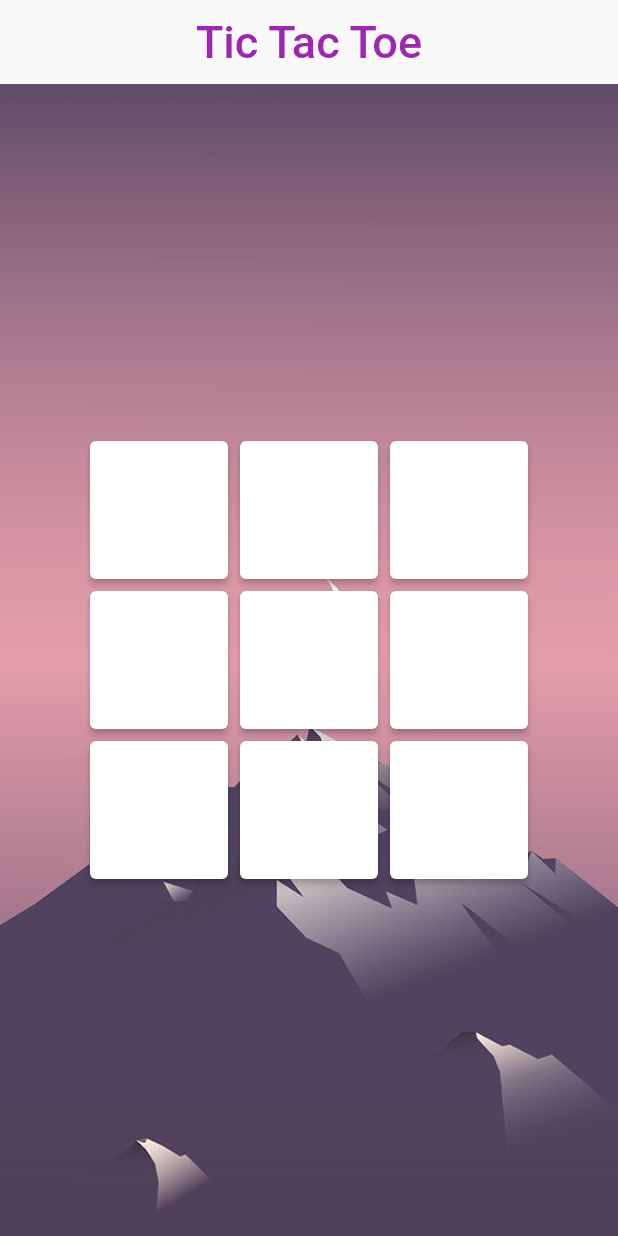
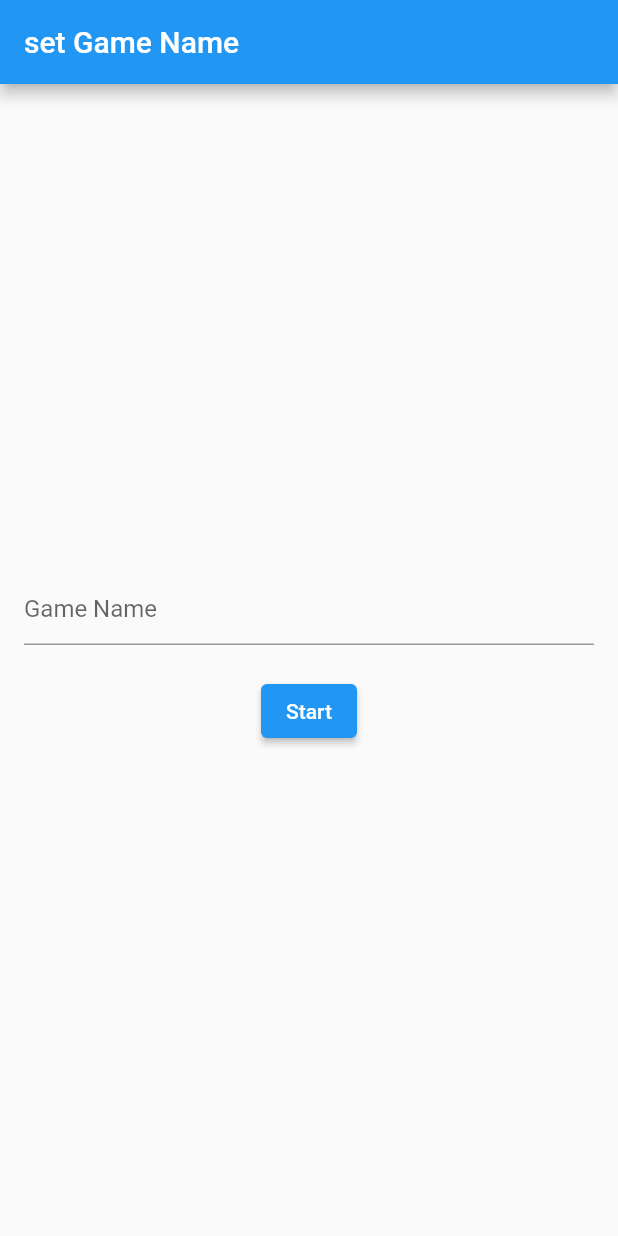
Before and after one commit to aboud-masoud/tictac_firebase, a Flutter app: the screen it shows after launch, on a phone screen of 412 x 824 dp. Run offline on Flutter 3.47's test engine with Material 2 defaults, Android fonts, the phone set to English and light mode, and no system bars; our stand-ins replace cloud_firestore, firebase_core; accounts and stored records are empty.

```diff
--- a/lib/main.dart
+++ b/lib/main.dart
@@ -1,7 +1,11 @@
+import 'package:firebase_core/firebase_core.dart';
 import 'package:flutter/material.dart';
-import 'package:game_x_and_o/utils.dart';
+import 'package:game_x_and_o/setGameName/set_game_name_screen.dart';
+// import 'package:tictac_game/utils.dart';
 
-void main() {
+void main() async {
+  WidgetsFlutterBinding.ensureInitialized();
+  await Firebase.initializeApp();
   runApp(const MyApp());
 }
 
@@ -10,158 +14,9 @@ class MyApp extends StatelessWidget {
 
   @override
   Widget build(BuildContext context) {
-    return const MaterialApp(
+    return MaterialApp(
       title: 'Flutter Demo',
-      home: MyHomePage(title: 'Tic Tac Toe'),
+      home: SetGameName(),
     );
   }
 }
-
-class MyHomePage extends StatefulWidget {
-  const MyHomePage({Key? key, required this.title}) : super(key: key);
-
-  final String title;
-
-  @override
-  State<MyHomePage> createState() => _MyHomePageState();
-}
-
-class Player {
-  static const none = ' ';
-  static const X = 'X';
-  static const O = 'O';
-}
-
-class _MyHomePageState extends State<MyHomePage> {
-  static final countMatrix = 3;
-  static final double size = 92;
-  String lastMove = Player.none;
-  late List<List<String>> matrix;
-  @override
-  void initState() {
-    setEmptyFeilds();
-    super.initState();
-  }
-
-  void setEmptyFeilds() => setState(() => matrix = List.generate(
-      countMatrix,
-      (_) => List.generate(
-            countMatrix,
-            (_) => Player.none,
-          )));
-
-  @override
-  Widget build(BuildContext context) {
-    return SafeArea(
-      child: Scaffold(
-          appBar: AppBar(
-            elevation: 0,
-            backgroundColor: Colors.transparent,
-            title: Center(
-                child: Text(
-              widget.title,
-              style: const TextStyle(color: Colors.purple, fontSize: 30),
-            )),
-          ),
-          body: Stack(children: [
-            Container(
-                height: MediaQuery.of(context).size.height,
-                width: MediaQuery.of(context).size.width,
-                child: Image.asset(
-                  "assets/moon.jpg",
-                  fit: BoxFit.fill,
-                )),
-            Column(
-              mainAxisAlignment: MainAxisAlignment.center,
-              children: Utils.modelBuilder(matrix, (x, value) => buildRow(x)),
-            ),
-          ])),
-    );
-  }
-
-  Widget buildRow(int x) {
-    final values = matrix[x];
-    return Row(
-      mainAxisAlignment: MainAxisAlignment.center,
-      children: Utils.modelBuilder(values, (y, value) => buildFeild(x, y)),
-    );
-  }
-
-  Color getFeildColor(String value) {
-    switch (value) {
-      case Player.O:
-        return Colors.pink;
-      case Player.X:
-        return Colors.purple;
-      default:
-        return Colors.white;
-    }
-  }
-
-  Widget buildFeild(int x, int y) {
-    final value = matrix[x][y];
-    final color = getFeildColor(value);
-    return Padding(
-      padding: const EdgeInsets.all(4),
-      child: ElevatedButton(
-          style: ElevatedButton.styleFrom(
-              primary: color, minimumSize: Size(size, size)),
-          onPressed: () => selectFeild(value, x, y),
-          child: Text(value, style: const TextStyle(fontSize: 32))),
-    );
-  }
-
-  Color getBackGroundColor() {
-    final thisMove = lastMove == Player.X ? Player.O : Player.X;
-    return getFeildColor(thisMove).withOpacity(0.5);
-  }
-
-  void selectFeild(String value, int x, int y) {
-    if (value == Player.none) {
-      final newValue = lastMove == Player.X ? Player.O : Player.X;
-      setState(() {
-        lastMove = newValue;
-        matrix[x][y] = newValue;
-      });
-      if (isWinner(x, y)) {
-        showEndDialog('Player $newValue Won');
-      } else if (isEnd()) {
-        showEndDialog('Undecided Game');
-      }
-    }
-  }
-
-  bool isEnd() =>
-      matrix.every((values) => values.every((value) => value != Player.none));
-  bool isWinner(int x, int y) {
-    var col = 0, row = 0, diag = 0, rdiag = 0;
-    final Player = matrix[x][y];
-    final counter = countMatrix;
-    for (int i = 0; i < counter; i++) {
-      if (matrix[x][i] == Player) col++;
-      if (matrix[i][y] == Player) row++;
-      if (matrix[i][i] == Player) diag++;
-      if (matrix[i][counter - i - 1] == Player) rdiag++;
-    }
-    return row == counter ||
-        col == counter ||
-        diag == counter ||
-        rdiag == counter;
-  }
-
-  Future showEndDialog(String title) => showDialog(
-      barrierDismissible: false,
-      context: context,
-      builder: (context) => AlertDialog(
-            title: Text(title),
-            content: const Text("Press to restart the game"),
-            actions: [
-              ElevatedButton(
-                  onPressed: () {
-                    setEmptyFeilds();
-                    Navigator.pop(context);
-                  },
-                  child: const Text("restart"))
-            ],
-          ));
-}
--- /dev/null
+++ b/lib/setGameName/set_game_name_bloc.dart
@@ -0,0 +1,5 @@
+import 'package:flutter/material.dart';
+
+class SetGameNameBloc {
+  TextEditingController controller = TextEditingController();
+}
--- /dev/null
+++ b/lib/setGameName/set_game_name_screen.dart
@@ -0,0 +1,48 @@
+import 'package:flutter/material.dart';
+import 'package:game_x_and_o/mainScreen/main_screen.dart';
+import 'package:game_x_and_o/setGameName/set_game_name_bloc.dart';
+import 'package:game_x_and_o/utils/singilton.dart';
+
+class SetGameName extends StatelessWidget {
+  var bloc = SetGameNameBloc();
+
+  @override
+  Widget build(BuildContext context) {
+    return Scaffold(
+      appBar: AppBar(
+        title: const Text("set Game Name"),
+      ),
+      body: Center(
+        child: Padding(
+          padding: const EdgeInsets.all(16),
+          child: Column(
+            children: [
+              Expanded(child: Container()),
+              TextField(
+                controller: bloc.controller,
+                decoration: const InputDecoration(hintText: "Game Name"),
+              ),
+              const SizedBox(
+                height: 20,
+              ),
+              ElevatedButton(
+                onPressed: () {
+                  if (bloc.controller.text.isNotEmpty) {
+                    Singleton.singleton.setCollectionName(bloc.controller.text);
+                    Navigator.of(context).pushAndRemoveUntil(MaterialPageRoute(builder: (context) {
+                      return MainScreen();
+                    }), (route) => false);
+                  } else {
+                    //SHOW TOAST MEssage to fill this field
+                  }
+                },
+                child: Text("Start"),
+              ),
+              Expanded(child: Container()),
+            ],
+          ),
+        ),
+      ),
+    );
+  }
+}
--- a/lib/utils.dart
+++ b/lib/utils.dart
@@ -1,12 +1,7 @@
 import 'package:flutter/material.dart';
 
 class Utils {
-  static List<Widget> modelBuilder<M>(
-          List<M> models, Widget Function(int index, M model) builder) =>
-      models
-          .asMap()
-          .map<int, Widget>(
-              (index, model) => MapEntry(index, builder(index, model)))
-          .values
-          .toList();
+  static List<Widget> modelBuilder<M>(List<M> models, Widget Function(int index, M model) builder) {
+    return models.asMap().map<int, Widget>((index, model) => MapEntry(index, builder(index, model))).values.toList();
+  }
 }
--- /dev/null
+++ b/lib/utils/players.dart
@@ -0,0 +1,5 @@
+class Player {
+  static const none = ' ';
+  static const X = 'X';
+  static const O = 'O';
+}
--- /dev/null
+++ b/lib/utils/singilton.dart
@@ -0,0 +1,11 @@
+import 'package:cloud_firestore/cloud_firestore.dart';
+
+class Singleton {
+  static final Singleton singleton = Singleton();
+
+  CollectionReference mainCollection = FirebaseFirestore.instance.collection("ABC");
+
+  setCollectionName(String name) {
+    mainCollection = FirebaseFirestore.instance.collection(name);
+  }
+}
--- a/pubspec.yaml
+++ b/pubspec.yaml
@@ -34,8 +34,8 @@ dependencies:
   # The following adds the Cupertino Icons font to your application.
   # Use with the CupertinoIcons class for iOS style icons.
   cupertino_icons: ^1.0.2
-  firebase_core: ^1.12.0
-  cloud_firestore: ^3.1.7
+  firebase_core: ^1.15.0
+  cloud_firestore: ^3.1.13
 
 dev_dependencies:
   flutter_test:
```
Also changed, not shown: lib/mainScreen/main_bloc.dart (added, +8 -0 lines), lib/mainScreen/main_screen.dart (added, +210 -0 lines), 7 other files.
